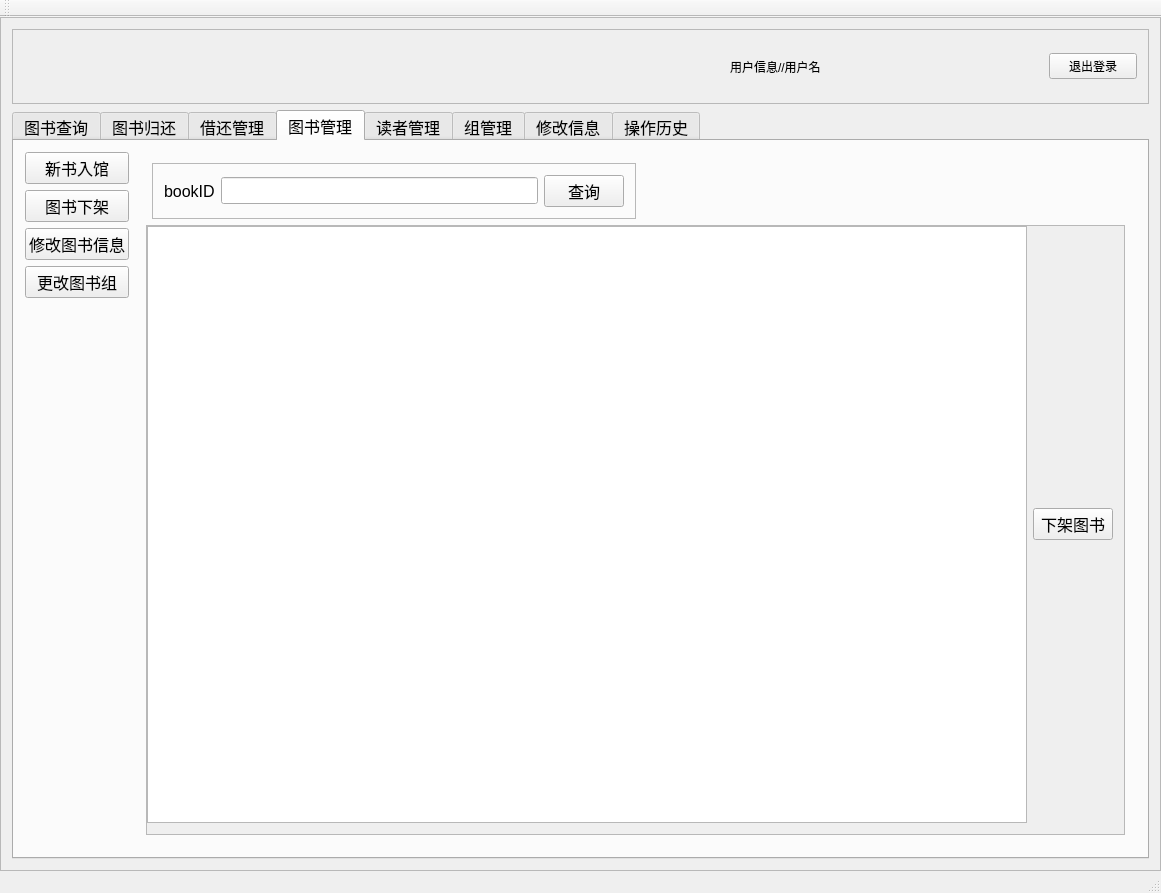
This is reader.ui in lixiaojia2017/libclient as Qt 5 draws it before an edit. The edited form follows.
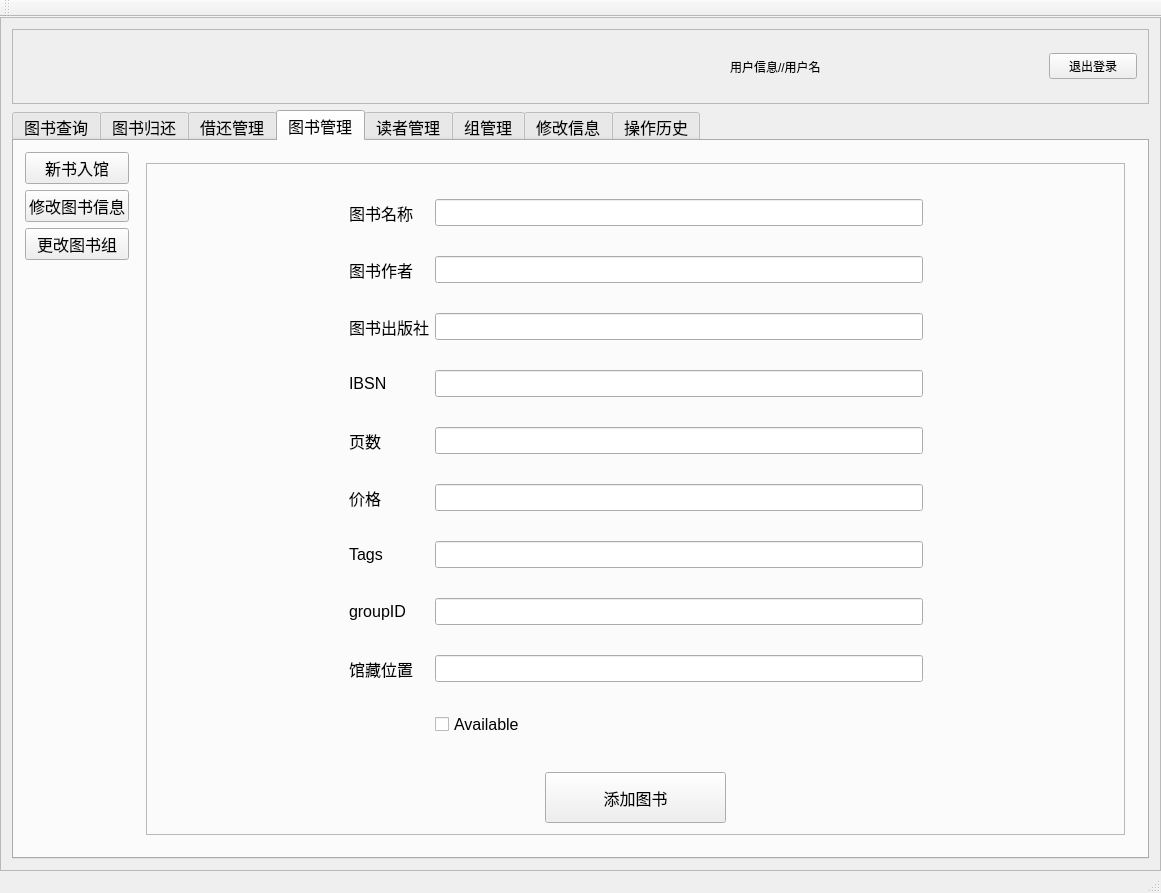
This is the edited form. The open tabs and pages were chosen to show the change. Icons and pictures are not drawn.

Diff of the .ui file:
```diff
--- a/reader.ui
+++ b/reader.ui
@@ -843,13 +843,6 @@
             <string>图书管理</string>
            </attribute>
            <layout class="QGridLayout" name="gridLayout_6">
-            <item row="1" column="0">
-             <widget class="QPushButton" name="DELETEBOOK">
-              <property name="text">
-               <string>图书下架</string>
-              </property>
-             </widget>
-            </item>
             <item row="0" column="0">
              <widget class="QPushButton" name="ADDBOOK">
               <property name="text">
@@ -857,34 +850,34 @@
               </property>
              </widget>
             </item>
-            <item row="4" column="0">
-             <spacer name="verticalSpacer">
-              <property name="orientation">
-               <enum>Qt::Vertical</enum>
-              </property>
-              <property name="sizeHint" stdset="0">
-               <size>
-                <width>20</width>
-                <height>556</height>
-               </size>
-              </property>
-             </spacer>
-            </item>
-            <item row="2" column="0">
+            <item row="1" column="0">
              <widget class="QPushButton" name="MODIFYBOOK">
               <property name="text">
                <string>修改图书信息</string>
               </property>
              </widget>
             </item>
-            <item row="3" column="0">
+            <item row="2" column="0">
              <widget class="QPushButton" name="MODIFYBOOKGROUP">
               <property name="text">
                <string>更改图书组</string>
               </property>
              </widget>
             </item>
-            <item row="0" column="1" rowspan="5">
+            <item row="3" column="0">
+             <spacer name="verticalSpacer">
+              <property name="orientation">
+               <enum>Qt::Vertical</enum>
+              </property>
+              <property name="sizeHint" stdset="0">
+               <size>
+                <width>20</width>
+                <height>556</height>
+               </size>
+              </property>
+             </spacer>
+            </item>
+            <item row="0" column="1" rowspan="4">
              <widget class="QStackedWidget" name="OPERATEBOOK">
               <property name="currentIndex">
                <number>0</number>
@@ -1103,91 +1096,6 @@
                 </item>
                </layout>
               </widget>
-              <widget class="QWidget" name="page_6">
-               <layout class="QGridLayout" name="gridLayout_32">
-                <item row="1" column="0" colspan="3">
-                 <widget class="QScrollArea" name="scrollArea_6">
-                  <property name="widgetResizable">
-                   <bool>true</bool>
-                  </property>
-                  <widget class="QWidget" name="scrollAreaWidgetContents_6">
-                   <property name="geometry">
-                    <rect>
-                     <x>0</x>
-                     <y>0</y>
-                     <width>198</width>
-                     <height>98</height>
-                    </rect>
-                   </property>
-                   <layout class="QGridLayout" name="gridLayout_33">
-                    <property name="leftMargin">
-                     <number>0</number>
-                    </property>
-                    <property name="topMargin">
-                     <number>0</number>
-                    </property>
-                    <item row="0" column="0">
-                     <widget class="QTableWidget" name="searchResult_5"/>
-                    </item>
-                    <item row="0" column="1">
-                     <widget class="QPushButton" name="deletebook">
-                      <property name="text">
-                       <string>下架图书</string>
-                      </property>
-                     </widget>
-                    </item>
-                   </layout>
-                  </widget>
-                 </widget>
-                </item>
-                <item row="0" column="2">
-                 <spacer name="horizontalSpacer_6">
-                  <property name="orientation">
-                   <enum>Qt::Horizontal</enum>
-                  </property>
-                  <property name="sizeHint" stdset="0">
-                   <size>
-                    <width>465</width>
-                    <height>20</height>
-                   </size>
-                  </property>
-                 </spacer>
-                </item>
-                <item row="0" column="1">
-                 <widget class="QFrame" name="frame_8">
-                  <property name="frameShape">
-                   <enum>QFrame::StyledPanel</enum>
-                  </property>
-                  <property name="frameShadow">
-                   <enum>QFrame::Raised</enum>
-                  </property>
-                  <layout class="QGridLayout" name="gridLayout_21">
-                   <item row="0" column="0">
-                    <layout class="QGridLayout" name="gridLayout_22">
-                     <item row="0" column="1">
-                      <widget class="QLineEdit" name="bookid"/>
-                     </item>
-                     <item row="0" column="0">
-                      <widget class="QLabel" name="label_52">
-                       <property name="text">
-                        <string>bookID</string>
-                       </property>
-                      </widget>
-                     </item>
-                     <item row="0" column="2">
-                      <widget class="QPushButton" name="search_2">
-                       <property name="text">
-                        <string>查询</string>
-                       </property>
-                      </widget>
-                     </item>
-                    </layout>
-                   </item>
-                  </layout>
-                 </widget>
-                </item>
-               </layout>
-              </widget>
               <widget class="QWidget" name="page_9">
                <layout class="QGridLayout" name="gridLayout_16">
                 <item row="0" column="0">
```
Left out of the diff: 56 changed lines with no effect on the pictures.
